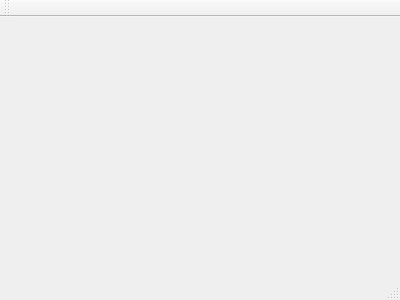
housengw/CS8-I-Love-Baseball, file app/baseball_gui/mainwindow.ui: the form before one commit.
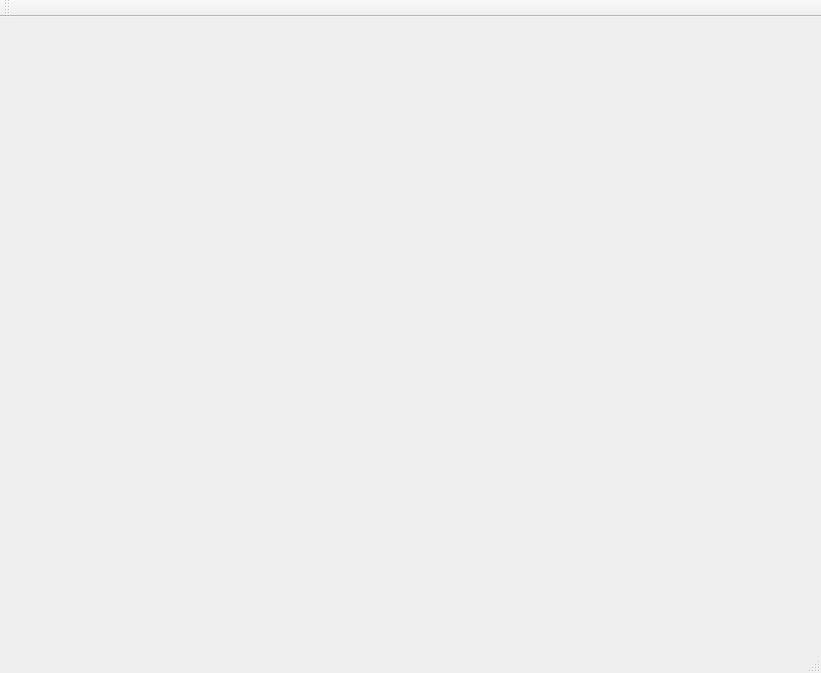
The form after the commit.

What changed in the file:
```diff
--- a/app/baseball_gui/mainwindow.ui
+++ b/app/baseball_gui/mainwindow.ui
@@ -1,24 +1,65 @@
 <ui version="4.0">
  <class>MainWindow</class>
- <widget class="QMainWindow" name="MainWindow" >
-  <property name="geometry" >
+ <widget class="QMainWindow" name="MainWindow">
+  <property name="geometry">
    <rect>
     <x>0</x>
     <y>0</y>
-    <width>400</width>
-    <height>300</height>
+    <width>821</width>
+    <height>673</height>
    </rect>
   </property>
   <property name="windowTitle" >
    <string>MainWindow</string>
   </property>
-  <widget class="QMenuBar" name="menuBar" />
-  <widget class="QToolBar" name="mainToolBar" />
-  <widget class="QWidget" name="centralWidget" />
-  <widget class="QStatusBar" name="statusBar" />
+  <widget class="QWidget" name="centralWidget">
+   <widget class="QLabel" name="label_map">
+    <property name="geometry">
+     <rect>
+      <x>10</x>
+      <y>0</y>
+      <width>800</width>
+      <height>608</height>
+     </rect>
+    </property>
+    <property name="sizePolicy">
+     <sizepolicy hsizetype="Preferred" vsizetype="Preferred">
+      <horstretch>0</horstretch>
+      <verstretch>0</verstretch>
+     </sizepolicy>
+    </property>
+    <property name="text">
+     <string/>
+    </property>
+    <property name="scaledContents">
+     <bool>true</bool>
+    </property>
+    <property name="alignment">
+     <set>Qt::AlignCenter</set>
+    </property>
+   </widget>
+  </widget>
+  <widget class="QMenuBar" name="menuBar">
+   <property name="geometry">
+    <rect>
+     <x>0</x>
+     <y>0</y>
+     <width>821</width>
+     <height>22</height>
+    </rect>
+   </property>
+  </widget>
+  <widget class="QToolBar" name="mainToolBar">
+   <attribute name="toolBarArea">
+    <enum>TopToolBarArea</enum>
+   </attribute>
+   <attribute name="toolBarBreak">
+    <bool>false</bool>
+   </attribute>
+  </widget>
+  <widget class="QStatusBar" name="statusBar"/>
  </widget>
- <layoutDefault spacing="6" margin="11" />
- <pixmapfunction></pixmapfunction>
+ <layoutdefault spacing="6" margin="11"/>
  <resources/>
  <connections/>
 </ui>
```
Left out of the diff: 3 changed lines with no effect on the pictures.
